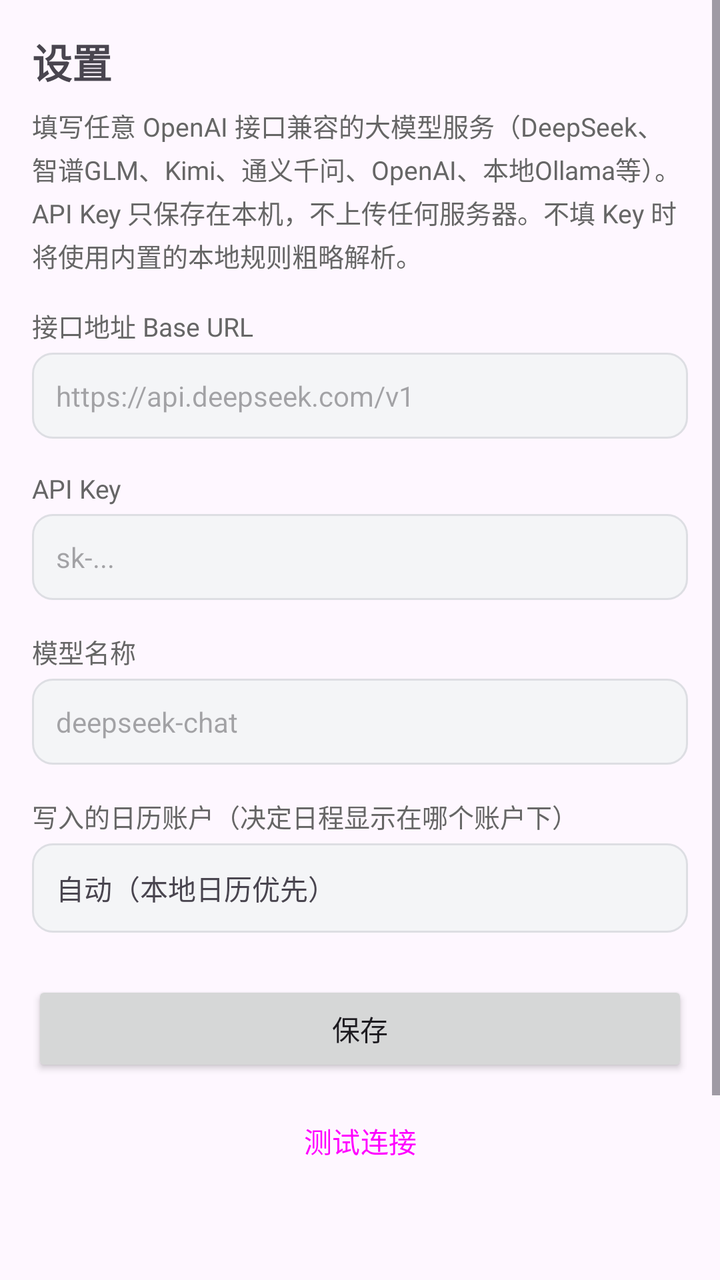
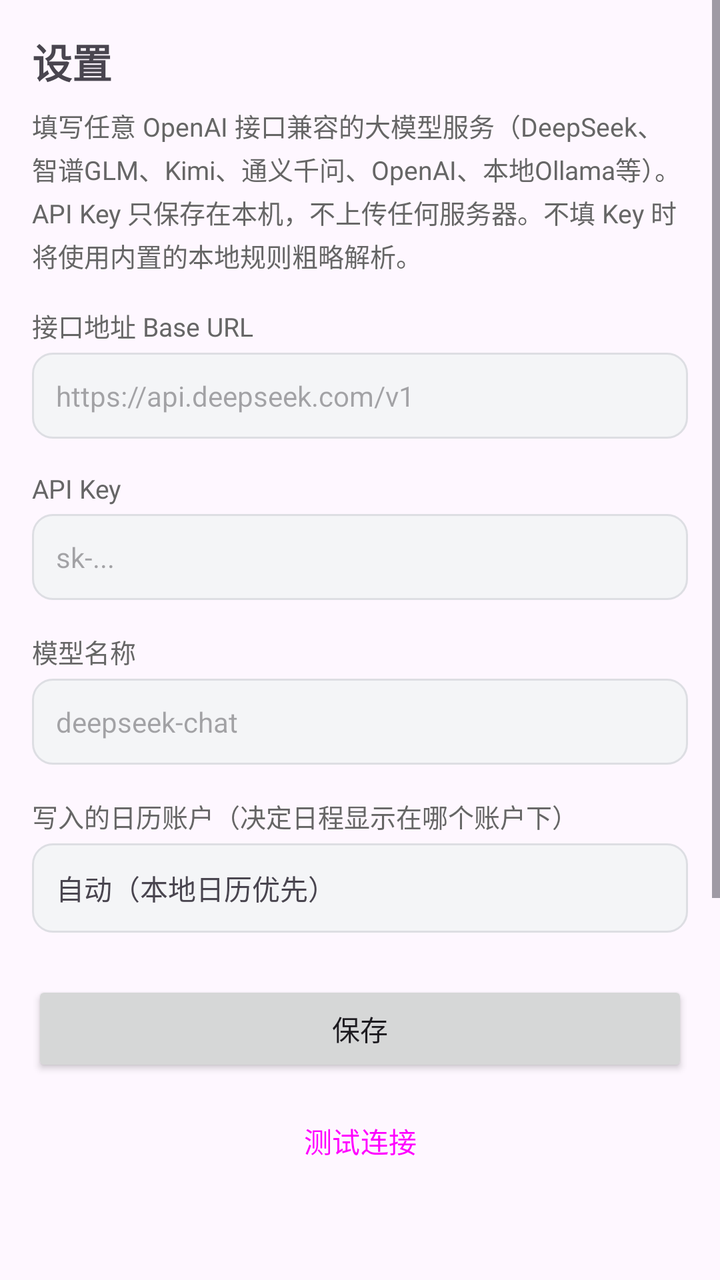

The first picture is an Android layout as it rendered before a commit; the second is the same layout after the commit. The layout source and the unified diff follow.
<!-- AndroidManifest.xml: application theme Theme.NoticeCal -->
<!-- res/layout/activity_settings.xml -->
<?xml version="1.0" encoding="utf-8"?>
<ScrollView xmlns:android="http://schemas.android.com/apk/res/android"
    android:layout_width="match_parent"
    android:layout_height="match_parent"
    android:fillViewport="true">

    <LinearLayout
        android:layout_width="match_parent"
        android:layout_height="wrap_content"
        android:orientation="vertical"
        android:padding="16dp">

        <TextView
            android:layout_width="wrap_content"
            android:layout_height="wrap_content"
            android:text="设置"
            android:textSize="20sp"
            android:textStyle="bold" />

        <TextView
            android:layout_width="match_parent"
            android:layout_height="wrap_content"
            android:layout_marginTop="8dp"
            android:lineSpacingExtra="3dp"
            android:text="填写任意 OpenAI 接口兼容的大模型服务（DeepSeek、智谱GLM、Kimi、通义千问、OpenAI、本地Ollama等）。API Key 只保存在本机，不上传任何服务器。不填 Key 时将使用内置的本地规则粗略解析。"
            android:textColor="@color/label_text"
            android:textSize="13sp" />

        <TextView
            android:layout_width="wrap_content"
            android:layout_height="wrap_content"
            android:layout_marginTop="16dp"
            android:text="接口地址 Base URL"
            android:textColor="@color/label_text"
            android:textSize="13sp" />

        <EditText
            android:id="@+id/et_base_url"
            android:layout_width="match_parent"
            android:layout_height="wrap_content"
            android:layout_marginTop="4dp"
            android:background="@drawable/bg_input"
            android:hint="https://api.deepseek.com/v1"
            android:inputType="textUri"
            android:padding="12dp"
            android:textSize="14sp" />

        <TextView
            android:layout_width="wrap_content"
            android:layout_height="wrap_content"
            android:layout_marginTop="16dp"
            android:text="API Key"
            android:textColor="@color/label_text"
            android:textSize="13sp" />

        <EditText
            android:id="@+id/et_api_key"
            android:layout_width="match_parent"
            android:layout_height="wrap_content"
            android:layout_marginTop="4dp"
            android:background="@drawable/bg_input"
            android:hint="sk-..."
            android:inputType="textPassword"
            android:padding="12dp"
            android:textSize="14sp" />

        <TextView
            android:layout_width="wrap_content"
            android:layout_height="wrap_content"
            android:layout_marginTop="16dp"
            android:text="模型名称"
            android:textColor="@color/label_text"
            android:textSize="13sp" />

        <EditText
            android:id="@+id/et_model"
            android:layout_width="match_parent"
            android:layout_height="wrap_content"
            android:layout_marginTop="4dp"
            android:background="@drawable/bg_input"
            android:hint="deepseek-chat"
            android:inputType="text"
            android:padding="12dp"
            android:textSize="14sp" />

        <TextView
            android:layout_width="wrap_content"
            android:layout_height="wrap_content"
            android:layout_marginTop="16dp"
            android:text="写入的日历账户（决定日程显示在哪个账户下）"
            android:textColor="@color/label_text"
            android:textSize="13sp" />

        <TextView
            android:id="@+id/tv_calendar_account"
            android:layout_width="match_parent"
            android:layout_height="wrap_content"
            android:layout_marginTop="4dp"
            android:background="@drawable/bg_input"
            android:clickable="true"
            android:focusable="true"
            android:padding="12dp"
            android:text="自动（本地日历优先）"
            android:textSize="14sp" />

        <Button
            android:id="@+id/btn_save"
            android:layout_width="match_parent"
            android:layout_height="wrap_content"
            android:layout_marginTop="24dp"
            android:text="保存" />

        <Button
            android:id="@+id/btn_test"
            style="@style/Widget.Material3.Button.OutlinedButton"
            android:layout_width="match_parent"
            android:layout_height="wrap_content"
            android:layout_marginTop="8dp"
            android:text="测试连接" />

        <TextView
            android:id="@+id/tv_test_result"
            android:layout_width="match_parent"
            android:layout_height="wrap_content"
            android:layout_marginTop="12dp"
            android:textColor="@color/label_text"
            android:textSize="13sp" />

        <Space
            android:layout_width="match_parent"
            android:layout_height="16dp" />

        <TextView
            android:layout_width="wrap_content"
            android:layout_height="wrap_content"
            android:text="主题皮肤"
            android:textColor="@color/label_text"
            android:textSize="13sp" />

        <TextView
            android:id="@+id/tv_theme"
            android:layout_width="match_parent"
            android:layout_height="wrap_content"
            android:layout_marginTop="4dp"
            android:background="@drawable/bg_input"
            android:clickable="true"
            android:focusable="true"
            android:padding="12dp"
            android:text="紫色（默认）"
            android:textSize="14sp" />

        <Space
            android:layout_width="match_parent"
            android:layout_height="24dp" />
    </LinearLayout>
</ScrollView>
<!-- resources referenced by this layout -->
<resources>
  <color name="label_text">#666666</color>
  <!-- drawable bg_input (drawable) -->
  <?xml version="1.0" encoding="utf-8"?>
  <shape xmlns:android="http://schemas.android.com/apk/res/android"
      android:shape="rectangle">
      <solid android:color="@color/bg_fill" />
      <corners android:radius="10dp" />
      <stroke
          android:width="1dp"
          android:color="@color/bg_stroke" />
  </shape>
  <style name="Theme.NoticeCal" parent="Theme.Material3.DayNight.NoActionBar">
          <item name="colorPrimary">@color/theme_purple_primary</item>
          <item name="colorPrimaryDark">@color/theme_purple_dark</item>
          <item name="colorAccent">@color/theme_purple_primary</item>
          <item name="android:statusBarColor">@color/theme_purple_dark</item>
      </style>
  <color name="bg_fill">#F4F5F7</color>
  <color name="bg_stroke">#DDDEE3</color>
  <color name="theme_purple_primary">#6750A4</color>
  <color name="theme_purple_dark">#4F378B</color>
</resources>

<!-- the commit's change to res/layout/activity_settings.xml (unified diff, before → after) -->
@@ -152,5 +152,55 @@
         <Space
             android:layout_width="match_parent"
             android:layout_height="24dp" />
+
+        <View
+            android:layout_width="match_parent"
+            android:layout_height="1dp"
+            android:background="#EEEEEE" />
+
+        <TextView
+            android:layout_width="wrap_content"
+            android:layout_height="wrap_content"
+            android:layout_marginTop="16dp"
+            android:text="关于"
+            android:textColor="@color/label_text"
+            android:textSize="13sp" />
+
+        <TextView
+            android:layout_width="match_parent"
+            android:layout_height="wrap_content"
+            android:layout_marginTop="8dp"
+            android:gravity="center"
+            android:text="通知日程助手 v1.2"
+            android:textColor="#333333"
+            android:textSize="15sp"
+            android:textStyle="bold" />
+
+        <TextView
+            android:id="@+id/tv_github"
+            android:layout_width="match_parent"
+            android:layout_height="wrap_content"
+            android:layout_marginTop="12dp"
+            android:background="@drawable/bg_input"
+            android:clickable="true"
+            android:focusable="true"
+            android:gravity="center"
+            android:padding="12dp"
+            android:text="🔄 检查更新 / 获取最新版本"
+            android:textColor="#6750A4"
+            android:textSize="14sp" />
+
+        <TextView
+            android:layout_width="match_parent"
+            android:layout_height="wrap_content"
+            android:layout_marginTop="8dp"
+            android:gravity="center"
+            android:text="开源协议：MIT License"
+            android:textColor="#999999"
+            android:textSize="12sp" />
+
+        <Space
+            android:layout_width="match_parent"
+            android:layout_height="16dp" />
     </LinearLayout>
 </ScrollView>
